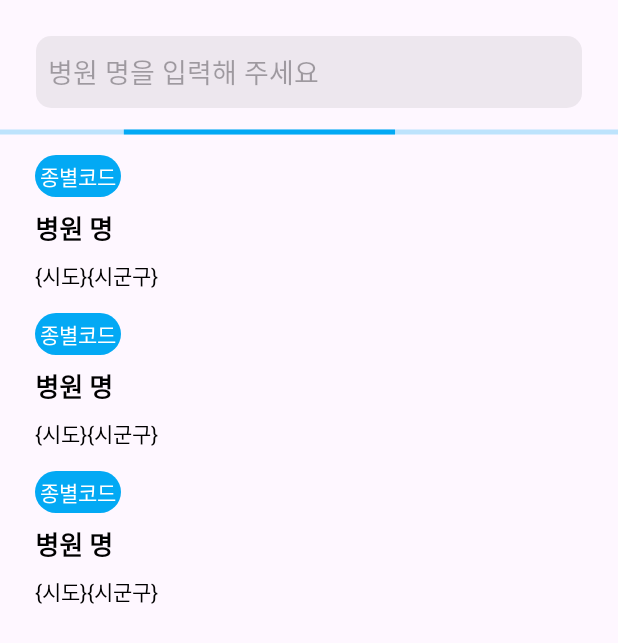
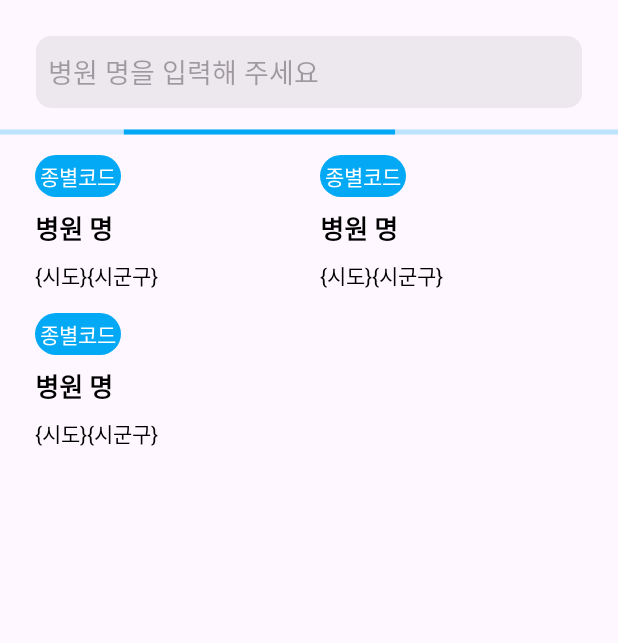
Before and after one commit to urlaubsreif-sumin/hospital-search, an Android app: the layout fragment_search.xml on its own in the app's theme, with its tools: preview values and no code run, on a phone screen of 412 x 824 dp. Shown: the top 643 px of the screen. Run offline under Robolectric (Android 15) with nearby library versions, the phone set to English and light mode, and no system bars.

Commit message:
병원 검색 결과 GridLayout으로 교체

```diff
--- a/feature/search/src/main/java/com/sumin/feature/search/HospitalAdapter.kt
+++ b/feature/search/src/main/java/com/sumin/feature/search/HospitalAdapter.kt
@@ -5,7 +5,7 @@ import android.view.ViewGroup
 import androidx.paging.PagingDataAdapter
 import androidx.recyclerview.widget.DiffUtil
 import androidx.recyclerview.widget.RecyclerView
-import com.sumin.feature.search.databinding.ItemHospitalBinding
+import com.sumin.feature.search.databinding.ItemHospitalNewBinding
 
 class HospitalAdapter(
     private val onItemClick: (String) -> Unit
@@ -19,7 +19,7 @@ class HospitalAdapter(
 
     override fun onCreateViewHolder(parent: ViewGroup, viewType: Int): RecyclerView.ViewHolder {
         val binding =
-            ItemHospitalBinding.inflate(LayoutInflater.from(parent.context), parent, false)
+            ItemHospitalNewBinding.inflate(LayoutInflater.from(parent.context), parent, false)
         return HospitalViewHolder(binding)
     }
 
@@ -30,7 +30,7 @@ class HospitalAdapter(
         }
     }
 
-    inner class HospitalViewHolder(private val binding: ItemHospitalBinding) :
+    inner class HospitalViewHolder(private val binding: ItemHospitalNewBinding) :
         RecyclerView.ViewHolder(binding.root) {
         fun bind(hospitalItem: HospitalItemUiState) {
             binding.hospitalItem = hospitalItem
--- a/feature/search/src/main/res/layout/fragment_search.xml
+++ b/feature/search/src/main/res/layout/fragment_search.xml
@@ -59,6 +59,8 @@
                 android:layout_height="0dp"
                 android:layout_margin="16dp"
                 tools:listitem="@layout/item_hospital"
+                app:layoutManager="androidx.recyclerview.widget.GridLayoutManager"
+                app:spanCount="2"
                 app:layout_constraintTop_toBottomOf="@id/tool_bar"
                 app:layout_constraintBottom_toBottomOf="parent"/>
 
--- a/feature/search/src/main/res/layout/item_hospital.xml
+++ b/feature/search/src/main/res/layout/item_hospital.xml
@@ -1,13 +1,15 @@
 <?xml version="1.0" encoding="utf-8"?>
 
-<layout xmlns:app="http://schemas.android.com/apk/res-auto">
+<layout xmlns:android="http://schemas.android.com/apk/res/android"
+    xmlns:app="http://schemas.android.com/apk/res-auto">
+
     <data>
         <variable
             name="hospitalItem"
             type="com.sumin.feature.search.HospitalItemUiState" />
     </data>
 
-    <androidx.constraintlayout.widget.ConstraintLayout xmlns:android="http://schemas.android.com/apk/res/android"
+    <androidx.constraintlayout.widget.ConstraintLayout
         android:layout_width="match_parent"
         android:layout_height="wrap_content"
         android:padding="7dp">
@@ -16,15 +18,15 @@
             android:id="@+id/tv_hospital_code"
             android:layout_width="wrap_content"
             android:layout_height="wrap_content"
+            android:background="@drawable/bg_hospital_code"
+            android:hint="종별코드"
             android:padding="3dp"
+            android:text="@{hospitalItem.codeName}"
             android:textAlignment="center"
-            android:hint="종별코드"
+            android:textColor="@color/white"
             android:textColorHint="@color/white"
-            android:text="@{hospitalItem.codeName}"
-            android:textColor="@color/white"
-            android:background="@drawable/bg_hospital_code"
-            app:layout_constraintTop_toTopOf="parent"
-            app:layout_constraintStart_toStartOf="parent"/>
+            app:layout_constraintStart_toStartOf="parent"
+            app:layout_constraintTop_toTopOf="parent" />
 
         <TextView
             android:id="@+id/tv_hospital_name"
@@ -32,13 +34,13 @@
             android:layout_height="wrap_content"
             android:layout_marginTop="7dp"
             android:hint="병원 명"
+            android:text="@{hospitalItem.hospitalName}"
+            android:textColor="@color/black"
             android:textColorHint="@color/black"
-            android:text="@{hospitalItem.hospitalName}"
             android:textSize="17sp"
             android:textStyle="bold"
-            android:textColor="@color/black"
-            app:layout_constraintTop_toBottomOf="@id/tv_hospital_code"
-            app:layout_constraintStart_toStartOf="parent"/>
+            app:layout_constraintStart_toStartOf="parent"
+            app:layout_constraintTop_toBottomOf="@id/tv_hospital_code" />
 
         <TextView
             android:id="@+id/tv_sido_addr"
@@ -46,11 +48,11 @@
             android:layout_height="wrap_content"
             android:layout_marginTop="7dp"
             android:hint="{시도}"
-            android:textColorHint="@color/design_default_color_on_secondary"
             android:text="@{hospitalItem.sidoAddr}"
             android:textColor="@color/design_default_color_on_secondary"
-            app:layout_constraintTop_toBottomOf="@id/tv_hospital_name"
-            app:layout_constraintStart_toStartOf="parent"/>
+            android:textColorHint="@color/design_default_color_on_secondary"
+            app:layout_constraintStart_toStartOf="parent"
+            app:layout_constraintTop_toBottomOf="@id/tv_hospital_name" />
 
         <TextView
             android:id="@+id/tv_sggu_addr"
@@ -58,11 +60,11 @@
             android:layout_height="wrap_content"
             android:layout_marginTop="7dp"
             android:hint="{시군구}"
-            android:textColorHint="@color/design_default_color_on_secondary"
             android:text="@{hospitalItem.sgguAddr}"
             android:textColor="@color/design_default_color_on_secondary"
-            app:layout_constraintTop_toBottomOf="@id/tv_hospital_name"
-            app:layout_constraintStart_toEndOf="@id/tv_sido_addr"/>
+            android:textColorHint="@color/design_default_color_on_secondary"
+            app:layout_constraintStart_toEndOf="@id/tv_sido_addr"
+            app:layout_constraintTop_toBottomOf="@id/tv_hospital_name" />
 
 
     </androidx.constraintlayout.widget.ConstraintLayout>
```
Also changed, not shown: feature/search/src/main/java/com/sumin/feature/search/SearchFragment.kt (+23 -6 lines), feature/search/src/main/res/drawable/favorite_hospital_selector.xml (added, +8 -0 lines), feature/search/src/main/res/drawable/icn_favorite.xml (added, +9 -0 lines), feature/search/src/main/res/drawable/icn_unfavorite.xml (added, +9 -0 lines), feature/search/src/main/res/layout/item_hospital_new.xml (added, +88 -0 lines).
